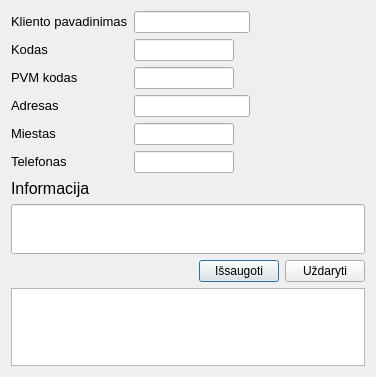
Old version of the form duombaze/naujasklientas.ui in the repository Tautvydas2019/Diplomas.
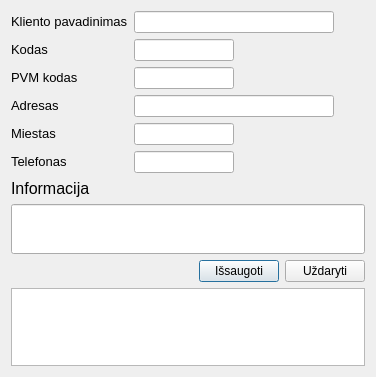
New version of the form.

```diff
--- a/duombaze/naujasklientas.ui
+++ b/duombaze/naujasklientas.ui
@@ -110,6 +110,12 @@
          </item>
          <item>
           <widget class="QLineEdit" name="ladresas">
+           <property name="minimumSize">
+            <size>
+             <width>200</width>
+             <height>0</height>
+            </size>
+           </property>
            <property name="maximumSize">
             <size>
              <width>300</width>
```
